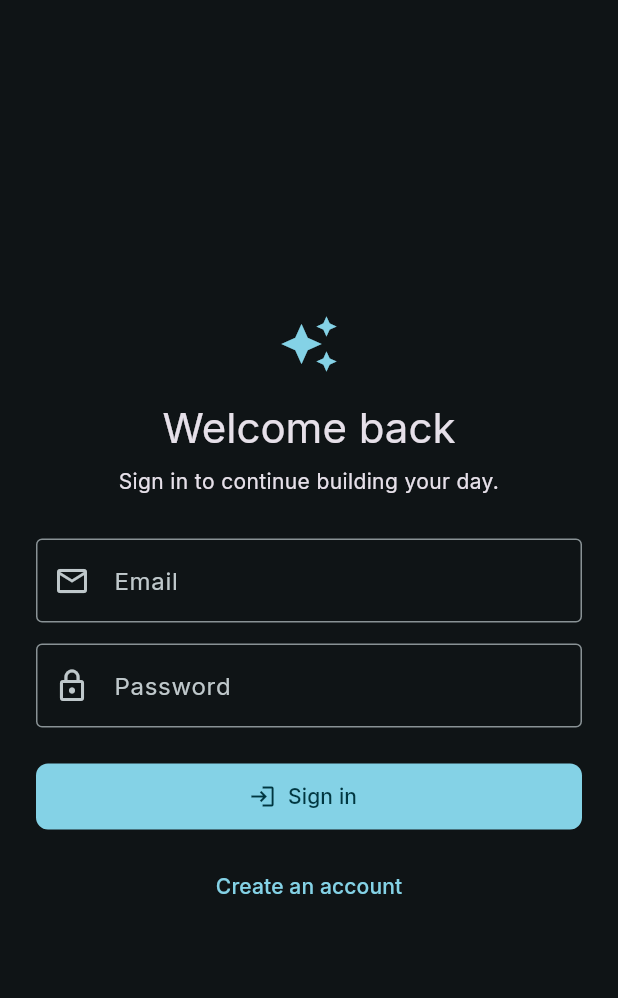
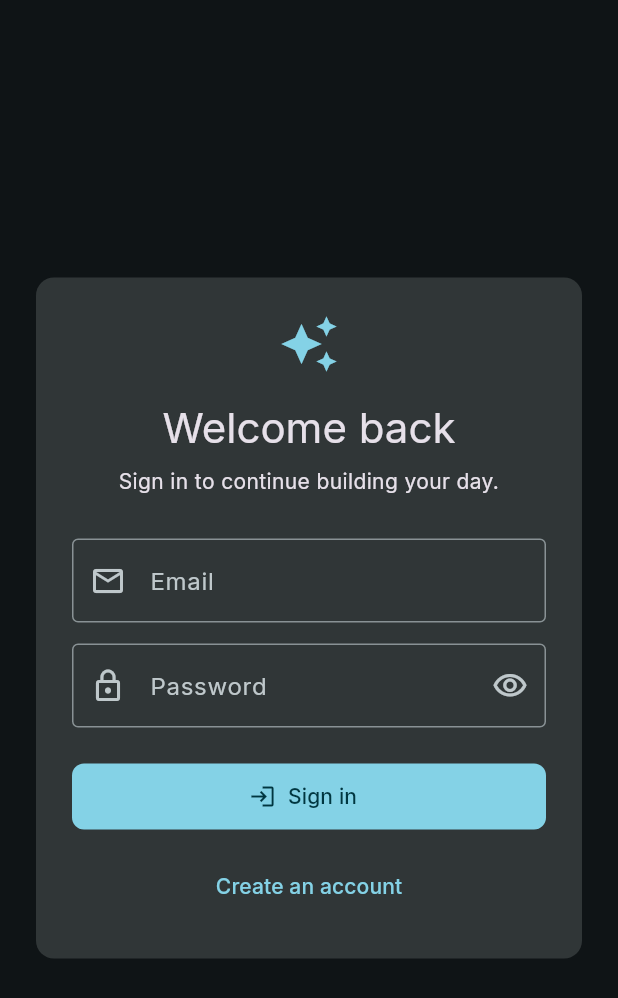
Before and after one commit to njanorupavam/upGro, a Flutter app: the screen it shows after launch, on a phone screen of 412 x 824 dp. Shown: the top 998 px of the screen. Run offline on Flutter 3.47's test engine with Material 3 defaults, Android fonts, the phone set to English and light mode, and no system bars; our stand-ins replace dio, fl_chart, flutter_riverpod, go_router, google_fonts, shared_preferences; accounts and stored records are empty.

Commit message:
Improve app look and usability

```diff
--- a/lib/features/auth/presentation/auth_screens.dart
+++ b/lib/features/auth/presentation/auth_screens.dart
@@ -14,6 +14,7 @@ class _LoginScreenState extends ConsumerState<LoginScreen> {
   final _formKey = GlobalKey<FormState>();
   final _emailController = TextEditingController();
   final _passwordController = TextEditingController();
+  bool _hidePassword = true;
 
   @override
   void dispose() {
@@ -49,8 +50,20 @@ class _LoginScreenState extends ConsumerState<LoginScreen> {
               decoration: const InputDecoration(
                 labelText: 'Password',
                 prefixIcon: Icon(Icons.lock_outline),
+              ).copyWith(
+                suffixIcon: IconButton(
+                  tooltip: _hidePassword ? 'Show password' : 'Hide password',
+                  onPressed: () {
+                    setState(() => _hidePassword = !_hidePassword);
+                  },
+                  icon: Icon(
+                    _hidePassword
+                        ? Icons.visibility_outlined
+                        : Icons.visibility_off_outlined,
                   ),
-              obscureText: true,
+                ),
+              ),
+              obscureText: _hidePassword,
               validator: _requiredPassword,
             ),
             if (auth.errorMessage != null) ...[
@@ -107,6 +120,7 @@ class _RegisterScreenState extends ConsumerState<RegisterScreen> {
   final _nameController = TextEditingController();
   final _emailController = TextEditingController();
   final _passwordController = TextEditingController();
+  bool _hidePassword = true;
 
   @override
   void dispose() {
@@ -152,8 +166,20 @@ class _RegisterScreenState extends ConsumerState<RegisterScreen> {
               decoration: const InputDecoration(
                 labelText: 'Password',
                 prefixIcon: Icon(Icons.lock_outline),
+              ).copyWith(
+                suffixIcon: IconButton(
+                  tooltip: _hidePassword ? 'Show password' : 'Hide password',
+                  onPressed: () {
+                    setState(() => _hidePassword = !_hidePassword);
+                  },
+                  icon: Icon(
+                    _hidePassword
+                        ? Icons.visibility_outlined
+                        : Icons.visibility_off_outlined,
                   ),
-              obscureText: true,
+                ),
+              ),
+              obscureText: _hidePassword,
               validator: _requiredPassword,
             ),
             if (auth.errorMessage != null) ...[
@@ -214,11 +240,61 @@ class AuthScaffold extends StatelessWidget {
   @override
   Widget build(BuildContext context) {
     return Scaffold(
-      body: Center(
+      body: SafeArea(
+        child: Center(
           child: SingleChildScrollView(
             padding: const EdgeInsets.all(24),
             child: ConstrainedBox(
-            constraints: const BoxConstraints(maxWidth: 420),
+              constraints: const BoxConstraints(maxWidth: 960),
+              child: LayoutBuilder(
+                builder: (context, constraints) {
+                  final wide = constraints.maxWidth >= 760;
+                  final content = AuthPanel(
+                    title: title,
+                    subtitle: subtitle,
+                    child: child,
+                  );
+
+                  if (!wide) {
+                    return content;
+                  }
+
+                  return Row(
+                    children: [
+                      const Expanded(child: BrandPanel()),
+                      const SizedBox(width: 28),
+                      SizedBox(width: 430, child: content),
+                    ],
+                  );
+                },
+              ),
+            ),
+          ),
+        ),
+      ),
+    );
+  }
+}
+
+class AuthPanel extends StatelessWidget {
+  const AuthPanel({
+    required this.title,
+    required this.subtitle,
+    required this.child,
+    super.key,
+  });
+
+  final String title;
+  final String subtitle;
+  final Widget child;
+
+  @override
+  Widget build(BuildContext context) {
+    return Material(
+      color: Theme.of(context).colorScheme.surfaceContainerHighest,
+      borderRadius: BorderRadius.circular(12),
+      child: Padding(
+        padding: const EdgeInsets.all(24),
         child: Column(
           crossAxisAlignment: CrossAxisAlignment.stretch,
           children: [
@@ -244,8 +320,35 @@ class AuthScaffold extends StatelessWidget {
           ],
         ),
       ),
+    );
+  }
+}
+
+class BrandPanel extends StatelessWidget {
+  const BrandPanel({super.key});
+
+  @override
+  Widget build(BuildContext context) {
+    return Column(
+      crossAxisAlignment: CrossAxisAlignment.start,
+      mainAxisSize: MainAxisSize.min,
+      children: [
+        Icon(
+          Icons.auto_awesome,
+          size: 54,
+          color: Theme.of(context).colorScheme.primary,
         ),
+        const SizedBox(height: 20),
+        Text(
+          'DayForge',
+          style: Theme.of(context).textTheme.displaySmall,
         ),
+        const SizedBox(height: 12),
+        Text(
+          'Plan the day, build the habit, finish the goal.',
+          style: Theme.of(context).textTheme.titleLarge,
+        ),
+      ],
     );
   }
 }
--- a/lib/main.dart
+++ b/lib/main.dart
@@ -98,6 +98,22 @@ class DayForgeApp extends ConsumerWidget {
       theme: ThemeData(
         colorScheme: ColorScheme.fromSeed(seedColor: const Color(0xFF1F7A8C)),
         appBarTheme: const AppBarTheme(centerTitle: false),
+        cardTheme: const CardThemeData(
+          margin: EdgeInsets.zero,
+          shape: RoundedRectangleBorder(
+            borderRadius: BorderRadius.all(Radius.circular(8)),
+          ),
+        ),
+        chipTheme: const ChipThemeData(
+          shape: RoundedRectangleBorder(
+            borderRadius: BorderRadius.all(Radius.circular(8)),
+          ),
+        ),
+        dialogTheme: const DialogThemeData(
+          shape: RoundedRectangleBorder(
+            borderRadius: BorderRadius.all(Radius.circular(12)),
+          ),
+        ),
         filledButtonTheme: FilledButtonThemeData(
           style: FilledButton.styleFrom(
             minimumSize: const Size(0, 44),
@@ -120,6 +136,22 @@ class DayForgeApp extends ConsumerWidget {
           brightness: Brightness.dark,
         ),
         appBarTheme: const AppBarTheme(centerTitle: false),
+        cardTheme: const CardThemeData(
+          margin: EdgeInsets.zero,
+          shape: RoundedRectangleBorder(
+            borderRadius: BorderRadius.all(Radius.circular(8)),
+          ),
+        ),
+        chipTheme: const ChipThemeData(
+          shape: RoundedRectangleBorder(
+            borderRadius: BorderRadius.all(Radius.circular(8)),
+          ),
+        ),
+        dialogTheme: const DialogThemeData(
+          shape: RoundedRectangleBorder(
+            borderRadius: BorderRadius.all(Radius.circular(12)),
+          ),
+        ),
         filledButtonTheme: FilledButtonThemeData(
           style: FilledButton.styleFrom(
             minimumSize: const Size(0, 44),
```
Also changed, not shown: lib/features/shell/presentation/app_shell.dart (+11 -1 lines), 1 other file. Lines whose indentation alone changed are shown as unchanged.
